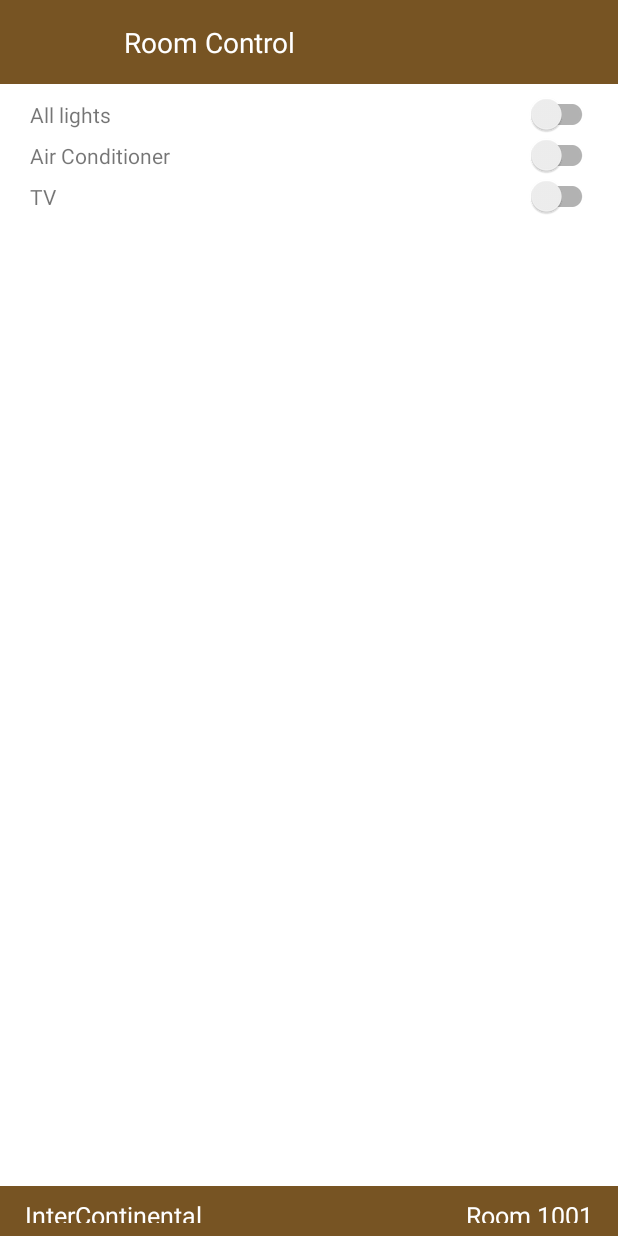
After one commit to Ag47/CLABS, an Android app: the layout activity_roomcontrol.xml on its own in the app's theme, with its tools: preview values and no code run, on a phone screen of 412 x 824 dp. The commit adds this screen. Run offline under Robolectric (Android 15) with nearby library versions, the phone set to English and light mode, and no system bars.

Commit message:
Added Room Control Activity

```diff
--- a/app/src/main/java/com/clabsbbpos/clabs/HomeActivity.java
+++ b/app/src/main/java/com/clabsbbpos/clabs/HomeActivity.java
@@ -113,13 +113,13 @@ public class HomeActivity extends ActionBarActivity {
         roomcontrolLayout.setOnClickListener(new View.OnClickListener() {
             @Override
             public void onClick(View v) {
-//                Intent intent = new Intent(getApplicationContext(), .class);
-//                startActivity(intent);
+                Intent intent = new Intent(getApplicationContext(), RoomControlActivity.class);
+                startActivity(intent);
             }
         });
 
         RelativeLayout roomserviceLayout = (RelativeLayout) findViewById(R.id.roomservice_layout);
-        roomcontrolLayout.setOnClickListener(new View.OnClickListener() {
+        roomserviceLayout.setOnClickListener(new View.OnClickListener() {
             @Override
             public void onClick(View v) {
 //                Intent intent = new Intent(getApplicationContext(), .class);
--- /dev/null
+++ b/app/src/main/java/com/clabsbbpos/clabs/RoomControlActivity.java
@@ -0,0 +1,119 @@
+package com.clabsbbpos.clabs;
+
+import android.graphics.Typeface;
+import android.os.Bundle;
+import android.support.v7.app.ActionBarActivity;
+import android.support.v7.widget.SwitchCompat;
+import android.support.v7.widget.Toolbar;
+import android.util.Log;
+import android.view.Menu;
+import android.view.MenuItem;
+import android.view.View;
+import android.widget.CompoundButton;
+import android.widget.RelativeLayout;
+import android.widget.TextView;
+
+public class RoomControlActivity extends ActionBarActivity {
+
+    private int temperatureValue;
+
+    @Override
+    protected void onCreate(Bundle savedInstanceState) {
+        super.onCreate(savedInstanceState);
+//        supportRequestWindowFeature(Window.FEATURE_NO_TITLE);
+//        this.getWindow().setFlags(WindowManager.LayoutParams.FLAG_FULLSCREEN, WindowManager.LayoutParams.FLAG_FULLSCREEN);
+        setContentView(R.layout.activity_roomcontrol);
+
+        // custom action bar
+        Toolbar toolbar = (Toolbar) findViewById(R.id.tool_bar);
+        setSupportActionBar(toolbar);
+        getSupportActionBar().setDisplayHomeAsUpEnabled(true);
+
+        Typeface hotelFont = Typeface.createFromAsset(getAssets(), "fonts/OptimusPrinceps.ttf");
+        Typeface iconFont = Typeface.createFromAsset(getAssets(), "fonts/NuevaStd-Bold.otf");
+
+        TextView activityTitle = (TextView) findViewById(R.id.activity_title);
+        activityTitle.setTypeface(iconFont);
+
+        TextView hotelName = (TextView) findViewById(R.id.hotel_name);
+        hotelName.setTypeface(hotelFont);
+
+        TextView roomNumber = (TextView) findViewById(R.id.room_number);
+        roomNumber.setTypeface(hotelFont);
+
+        // Switch
+        SwitchCompat airConSwitch = (SwitchCompat) findViewById(R.id.aircon_switch);
+
+        final RelativeLayout temperatureLayout = (RelativeLayout) findViewById(R.id.temp_layout);
+        final RelativeLayout swingLayout = (RelativeLayout) findViewById(R.id.swing_layout);
+        final RelativeLayout fanSpeedLayout = (RelativeLayout) findViewById(R.id.fanSpeed_layout);
+
+        airConSwitch.setOnCheckedChangeListener(new CompoundButton.OnCheckedChangeListener() {
+            @Override
+            public void onCheckedChanged(CompoundButton buttonView, boolean isChecked) {
+                if (isChecked) {
+                    temperatureLayout.setVisibility(View.VISIBLE);
+                    swingLayout.setVisibility(View.VISIBLE);
+                    fanSpeedLayout.setVisibility(View.VISIBLE);
+                } else {
+                    temperatureLayout.setVisibility(View.GONE);
+                    swingLayout.setVisibility(View.GONE);
+                    fanSpeedLayout.setVisibility(View.GONE);
+                }
+            }
+        });
+
+        TextView tempPlus = (TextView) findViewById(R.id.temp_plus);
+        TextView tempMinus = (TextView) findViewById(R.id.temp_minus);
+        final TextView temperature = (TextView) findViewById(R.id.temperature);
+        temperatureValue = Integer.parseInt(temperature.getText().toString().substring(0, 2));
+        Log.i("temperature value", Integer.toString(temperatureValue));
+
+        tempPlus.setOnClickListener(new View.OnClickListener() {
+            @Override
+            public void onClick(View v) {
+                temperature.setText(Integer.toString(++temperatureValue) + "°C");
+            }
+        });
+
+        tempMinus.setOnClickListener(new View.OnClickListener() {
+            @Override
+            public void onClick(View v) {
+                temperature.setText(Integer.toString(--temperatureValue) + "°C");
+            }
+        });
+
+
+    }
+
+    @Override
+    public boolean onCreateOptionsMenu(Menu menu) {
+        // Inflate the menu; this adds items to the action bar if it is present.
+//        getMenuInflater().inflate(R.menu.menu_start, menu);
+        return true;
+    }
+
+    @Override
+    public boolean onOptionsItemSelected(MenuItem item) {
+        // Handle action bar item clicks here. The action bar will
+        // automatically handle clicks on the Home/Up button, so long
+        // as you specify a parent activity in AndroidManifest.xml.
+        int id = item.getItemId();
+
+        //noinspection SimplifiableIfStatement
+        if (id == R.id.action_settings) {
+            return true;
+        }
+
+        switch (item.getItemId()) {
+            // Respond to the action bar's Up/Home button
+            case android.R.id.home:
+//                Intent intent = new Intent(this, MainActivity.class);
+//                startActivity(intent);
+                onBackPressed();
+                return true;
+        }
+
+        return super.onOptionsItemSelected(item);
+    }
+}
--- /dev/null
+++ b/app/src/main/res/layout/activity_roomcontrol.xml
@@ -0,0 +1,217 @@
+<?xml version="1.0" encoding="utf-8"?>
+<RelativeLayout xmlns:android="http://schemas.android.com/apk/res/android"
+    android:layout_width="match_parent"
+    android:layout_height="match_parent"
+    android:background="@color/white">
+
+    <android.support.v7.widget.Toolbar xmlns:app="http://schemas.android.com/apk/res-auto"
+        android:id="@+id/tool_bar"
+        android:layout_width="match_parent"
+        android:layout_height="wrap_content"
+        android:background="@color/theme_color"
+        android:minHeight="?attr/actionBarSize"
+        app:popupTheme="@style/ThemeOverlay.AppCompat.Light"
+        app:theme="@style/ThemeOverlay.AppCompat.Dark">
+
+        <RelativeLayout
+            android:layout_width="match_parent"
+            android:layout_height="wrap_content">
+
+            <TextView
+                android:id="@+id/activity_title"
+                android:layout_width="wrap_content"
+                android:layout_height="wrap_content"
+                android:layout_marginLeft="100px"
+                android:text="Room Control"
+                android:textColor="@color/white"
+                android:textSize="28px" />
+        </RelativeLayout>
+    </android.support.v7.widget.Toolbar>
+
+
+    <LinearLayout
+        android:id="@+id/myInfoLayout"
+        android:layout_width="match_parent"
+        android:layout_height="wrap_content"
+        android:layout_below="@id/tool_bar"
+        android:divider="@color/theme_color"
+        android:orientation="vertical"
+        android:padding="10px">
+
+        <RelativeLayout
+            android:layout_width="match_parent"
+            android:layout_height="wrap_content">
+
+            <TextView
+                android:layout_width="wrap_content"
+                android:layout_height="wrap_content"
+                android:layout_centerVertical="true"
+                android:layout_marginLeft="20px"
+                android:text="All lights" />
+
+            <android.support.v7.widget.SwitchCompat
+                android:id="@+id/light_switch"
+                android:layout_width="wrap_content"
+                android:layout_height="wrap_content"
+                android:layout_alignParentRight="true"
+                android:layout_marginRight="10px"
+                android:shadowColor="@color/theme_color" />
+
+        </RelativeLayout>
+
+        <RelativeLayout
+            android:layout_width="match_parent"
+            android:layout_height="wrap_content">
+
+            <TextView
+                android:layout_width="wrap_content"
+                android:layout_height="wrap_content"
+                android:layout_centerVertical="true"
+                android:layout_marginLeft="20px"
+                android:text="Air Conditioner" />
+
+            <android.support.v7.widget.SwitchCompat
+                android:id="@+id/aircon_switch"
+                android:layout_width="wrap_content"
+                android:layout_height="wrap_content"
+                android:layout_alignParentRight="true"
+                android:layout_marginRight="10px"
+                android:shadowColor="@color/theme_color" />
+
+        </RelativeLayout>
+
+        <RelativeLayout
+            android:id="@+id/temp_layout"
+            android:layout_width="match_parent"
+            android:layout_height="wrap_content"
+            android:visibility="gone">
+
+            <TextView
+                android:layout_width="wrap_content"
+                android:layout_height="wrap_content"
+                android:layout_centerVertical="true"
+                android:layout_marginLeft="20px"
+                android:text="Temperature" />
+
+            <TextView
+                android:id="@+id/temp_minus"
+                android:layout_width="wrap_content"
+                android:layout_height="wrap_content"
+                android:layout_marginRight="5px"
+                android:layout_toLeftOf="@+id/temperature"
+                android:text="-" />
+
+            <TextView
+                android:id="@+id/temperature"
+                android:layout_width="wrap_content"
+                android:layout_height="wrap_content"
+                android:layout_marginRight="5px"
+                android:layout_toLeftOf="@+id/temp_plus"
+                android:text="25°C" />
+
+            <TextView
+                android:id="@+id/temp_plus"
+                android:layout_width="wrap_content"
+                android:layout_height="wrap_content"
+                android:layout_alignParentRight="true"
+                android:layout_marginRight="10px"
+                android:text="+" />
+
+        </RelativeLayout>
+
+        <RelativeLayout
+            android:id="@+id/swing_layout"
+            android:layout_width="match_parent"
+            android:layout_height="wrap_content"
+            android:visibility="gone">
+
+            <TextView
+                android:layout_width="wrap_content"
+                android:layout_height="wrap_content"
+                android:layout_centerVertical="true"
+                android:layout_marginLeft="20px"
+                android:text="Swing" />
+
+            <android.support.v7.widget.SwitchCompat
+                android:layout_width="wrap_content"
+                android:layout_height="wrap_content"
+                android:layout_alignParentRight="true"
+                android:layout_marginRight="10px"
+                android:shadowColor="@color/theme_color" />
+
+        </RelativeLayout>
+
+        <RelativeLayout
+            android:id="@+id/fanSpeed_layout"
+            android:layout_width="match_parent"
+            android:layout_height="wrap_content"
+            android:visibility="gone">
+
+            <TextView
+                android:layout_width="wrap_content"
+                android:layout_height="wrap_content"
+                android:layout_centerVertical="true"
+                android:layout_marginLeft="20px"
+                android:text="Fan Speed" />
+
+            <android.support.v7.widget.SwitchCompat
+                android:layout_width="wrap_content"
+                android:layout_height="wrap_content"
+                android:layout_alignParentRight="true"
+                android:layout_marginRight="10px"
+                android:shadowColor="@color/theme_color" />
+
+        </RelativeLayout>
+
+        <RelativeLayout
+            android:layout_width="match_parent"
+            android:layout_height="wrap_content">
+
+            <TextView
+                android:layout_width="wrap_content"
+                android:layout_height="wrap_content"
+                android:layout_centerVertical="true"
+                android:layout_marginLeft="20px"
+                android:text="TV" />
+
+            <android.support.v7.widget.SwitchCompat
+                android:layout_width="wrap_content"
+                android:layout_height="wrap_content"
+                android:layout_alignParentRight="true"
+                android:layout_marginRight="10px"
+                android:shadowColor="@color/theme_color" />
+
+        </RelativeLayout>
+    </LinearLayout>
+
+    <RelativeLayout
+        android:id="@+id/footer_layout"
+        android:layout_width="match_parent"
+        android:layout_height="50px"
+        android:layout_alignParentBottom="true"
+        android:background="@color/theme_color">
+
+        <TextView
+            android:id="@+id/hotel_name"
+            android:layout_width="wrap_content"
+            android:layout_height="25px"
+            android:layout_centerVertical="true"
+            android:layout_marginLeft="25px"
+            android:text="InterContinental"
+            android:textColor="@color/white"
+            android:textSize="25px" />
+
+        <TextView
+            android:id="@+id/room_number"
+            android:layout_width="wrap_content"
+            android:layout_height="25px"
+            android:layout_alignParentRight="true"
+            android:layout_centerVertical="true"
+            android:layout_marginRight="25px"
+            android:text="Room 1001"
+            android:textColor="@color/white"
+            android:textSize="25px" />
+
+    </RelativeLayout>
+
+</RelativeLayout>
--- a/app/src/main/res/values/colors.xml
+++ b/app/src/main/res/values/colors.xml
@@ -13,6 +13,7 @@
     <color name="gray_dark">#616161</color>
     <color name="gray_light">#9E9E9E</color>
     <color name="brown">#5D4037</color>
+    <color name="green">#00FF00</color>
 
     <color name="indicator_1">#55B3C2</color>
     <color name="indicator_2">#64A4A4</color>
--- a/app/src/main/res/values/styles.xml
+++ b/app/src/main/res/values/styles.xml
@@ -3,6 +3,18 @@
     <!-- Base application theme. -->
     <style name="AppTheme" parent="Theme.AppCompat.Light.NoActionBar">
         <!-- Customize your theme here. -->
+        <!-- colorPrimary is used for the default action bar background -->
+        <item name="colorPrimary">@color/green</item>
+
+        <!-- colorPrimaryDark is used for the status bar -->
+        <item name="colorPrimaryDark">@color/colorPrimary</item>
+
+        <!-- colorAccent is used as the default value for colorControlActivated,
+             which is used to tint widgets -->
+        <item name="colorAccent">@color/green</item>
+
+        <!-- You can also set colorControlNormal, colorControlActivated
+             colorControlHighlight, and colorSwitchThumbNormal. -->
     </style>
 
 </resources>
```
Also changed, not shown: app/src/main/AndroidManifest.xml (+13 -4 lines).
